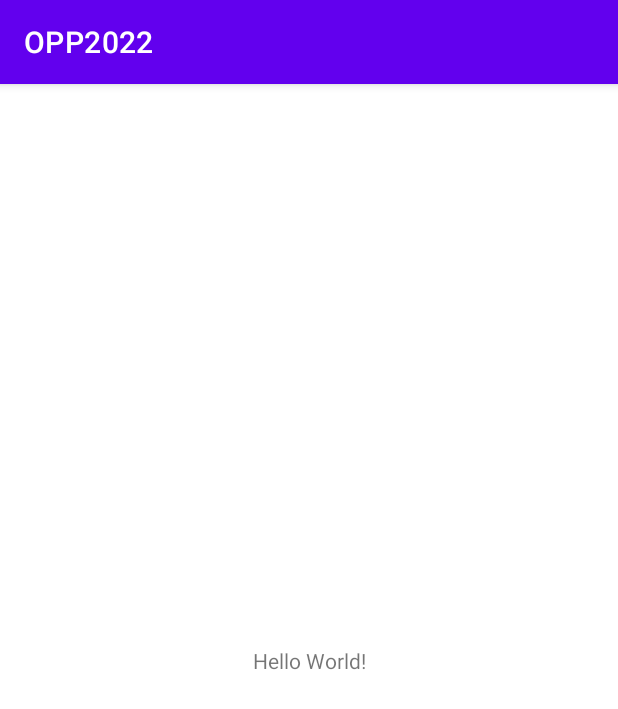
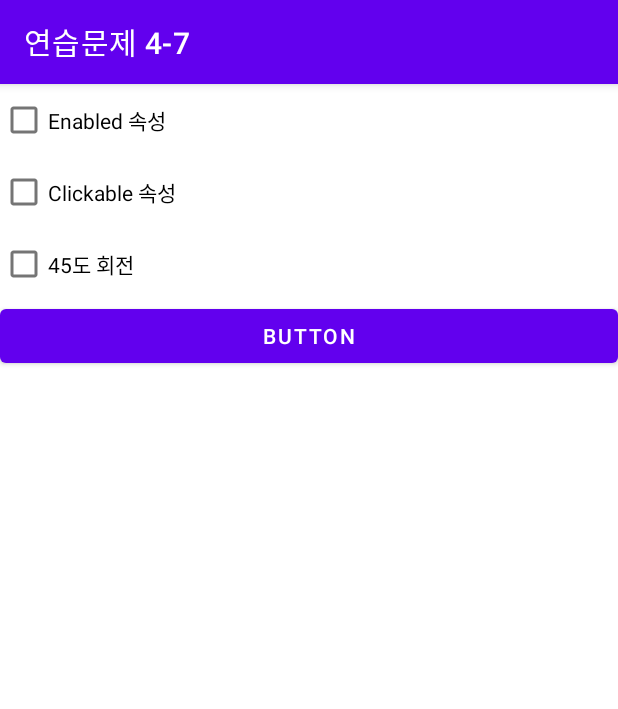
Before and after one commit to yewon0804/OPP2022, an Android app: the screen it shows after launch (MainActivity), on a phone screen of 412 x 824 dp. Shown: the top 709 px of the screen. Run offline under Robolectric (Android 15) with nearby library versions, the phone set to English and light mode, and no system bars.

Commit message:
Complete week 4 task #1
4주차 과제 1번 해결..
체크박스를 선택할 때마다, 버튼의 속성이
설정되는 프로그램

```diff
--- a/app/src/main/java/com/example/opp2022/MainActivity.java
+++ b/app/src/main/java/com/example/opp2022/MainActivity.java
@@ -1,14 +1,68 @@
+/* **************************************
+ * 프로그램명: 연습문제 4-7
+ * 작성자: 2020039035 김예원
+ * 작성일: 2022. 04. 01.
+ * 프로그램 설명: 체크박스를 선택할 때마다, 버튼의 속성이 설정되는 프로그램
+ * ***************************************/
+
 package com.example.opp2022;
 
 import androidx.appcompat.app.AppCompatActivity;
 
 import android.os.Bundle;
+import android.view.animation.BounceInterpolator;
+import android.widget.Button;
+import android.widget.CheckBox;
+import android.widget.CompoundButton;
 
 public class MainActivity extends AppCompatActivity {
+
+    CheckBox onOffEnable, onOffClickable, turn45do;
+    Button button1;
 
     @Override
     protected void onCreate(Bundle savedInstanceState) {
         super.onCreate(savedInstanceState);
         setContentView(R.layout.activity_main);
+        setTitle("연습문제 4-7");
+
+        onOffEnable = (CheckBox) findViewById(R.id.onOffEnable);
+        onOffClickable = (CheckBox) findViewById(R.id.onOffClickable);
+        turn45do = (CheckBox) findViewById(R.id.turn45do);
+        button1 = (Button) findViewById(R.id.button1);
+
+        onOffEnable.setOnCheckedChangeListener(new CompoundButton.OnCheckedChangeListener() {
+            @Override
+            public void onCheckedChanged(CompoundButton compoundButton, boolean b) {
+                if (onOffEnable.isChecked()) {
+                    button1.setEnabled(true);
+                }
+                else {
+                    button1.setEnabled(false);
+                }
+            }
+        });
+        onOffClickable.setOnCheckedChangeListener(new CompoundButton.OnCheckedChangeListener() {
+            @Override
+            public void onCheckedChanged(CompoundButton compoundButton, boolean b) {
+                if (onOffClickable.isChecked()) {
+                    button1.setClickable(true);
+                }
+                else {
+                    button1.setClickable(false);
+                }
+            }
+        });
+        turn45do.setOnCheckedChangeListener(new CompoundButton.OnCheckedChangeListener() {
+            @Override
+            public void onCheckedChanged(CompoundButton compoundButton, boolean b) {
+                if (turn45do.isChecked()) {
+                    button1.setRotation(45);
+                }
+                else {
+                    button1.setRotation(0);
+                }
+            }
+        });
     }
 }
--- a/app/src/main/res/layout/activity_main.xml
+++ b/app/src/main/res/layout/activity_main.xml
@@ -6,13 +6,33 @@
     android:layout_height="match_parent"
     tools:context=".MainActivity">
 
-    <TextView
-        android:layout_width="wrap_content"
-        android:layout_height="wrap_content"
-        android:text="Hello World!"
-        app:layout_constraintBottom_toBottomOf="parent"
-        app:layout_constraintLeft_toLeftOf="parent"
-        app:layout_constraintRight_toRightOf="parent"
-        app:layout_constraintTop_toTopOf="parent" />
+    <LinearLayout
+        android:layout_width="match_parent"
+        android:layout_height="match_parent"
+        android:orientation="vertical">
 
+        <CheckBox
+            android:id="@+id/onOffEnable"
+            android:text="Enabled 속성"
+            android:layout_width="match_parent"
+            android:layout_height="wrap_content"/>
+        <CheckBox
+            android:id="@+id/onOffClickable"
+            android:text="Clickable 속성"
+            android:layout_width="match_parent"
+            android:layout_height="wrap_content"/>
+        <CheckBox
+            android:id="@+id/turn45do"
+            android:text="45도 회전"
+            android:layout_width="match_parent"
+            android:layout_height="wrap_content"/>
+
+        <Button
+            android:id="@+id/button1"
+            android:layout_width="match_parent"
+            android:layout_height="wrap_content"
+
+            android:text="Button" />
+
+    </LinearLayout>
 </androidx.constraintlayout.widget.ConstraintLayout>
```
